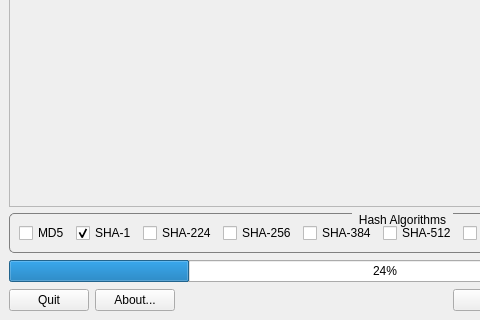
Before: the Qt Designer form SimpleHasher.ui in FelixdelasPozas/SimpleHasher, drawn with Qt 5; both pictures show x 0 to 480 and y 396 to 716 of the 800 by 716 pixel window.
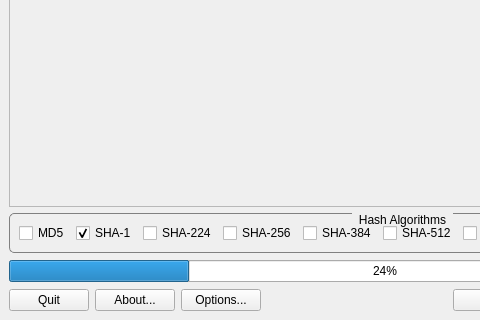
After: the same form once the commit is applied. Icons and pictures are not drawn.

```diff
--- a/SimpleHasher.ui
+++ b/SimpleHasher.ui
@@ -238,6 +238,13 @@
         </property>
        </widget>
       </item>
+      <item>
+       <widget class="QPushButton" name="m_options">
+        <property name="text">
+         <string>Options...</string>
+        </property>
+       </widget>
+      </item>
       <item>
        <spacer name="horizontalSpacer">
         <property name="orientation">
```
